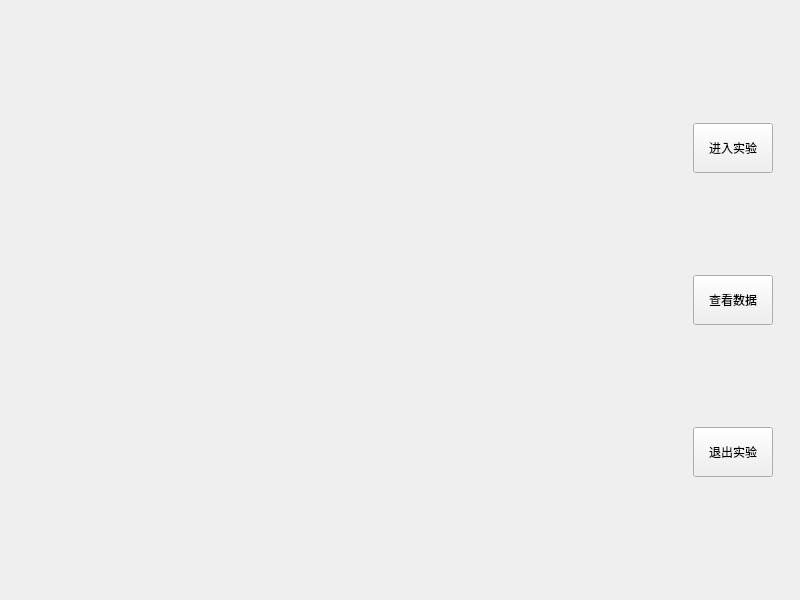
Old version of the form forms/mainwindow.ui in the repository ratio-dd/PLC.
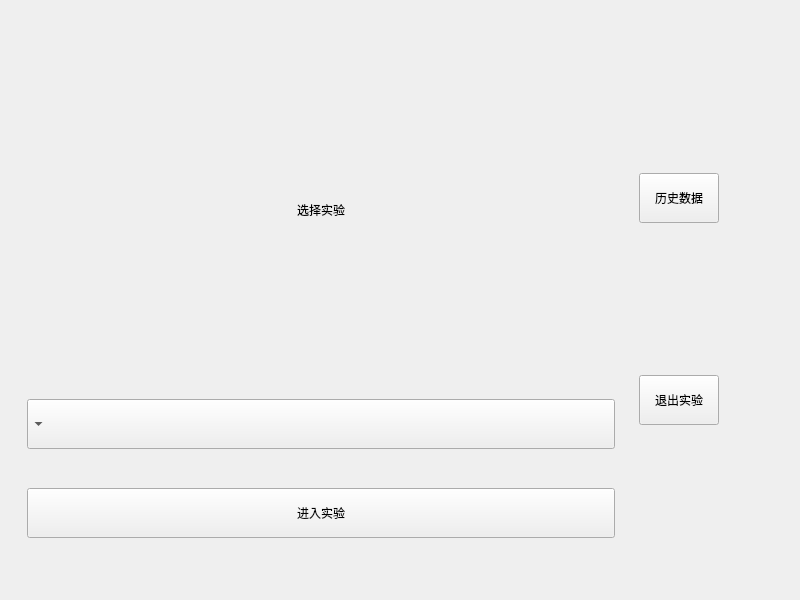
New version of the form. Custom widgets are drawn as their Qt base class.

Commit message: Add exp select box

Diff of the .ui file:
```diff
--- a/forms/mainwindow.ui
+++ b/forms/mainwindow.ui
@@ -24,39 +24,67 @@
        <number>0</number>
       </property>
       <widget class="QWidget" name="defultPage">
-       <layout class="QHBoxLayout" name="horizontalLayout_2">
+       <layout class="QHBoxLayout" name="horizontalLayout_2" stretch="4,1">
         <item>
          <widget class="QWidget" name="widget" native="true">
           <property name="sizePolicy">
            <sizepolicy hsizetype="Preferred" vsizetype="Preferred">
             <horstretch>5</horstretch>
-            <verstretch>0</verstretch>
-           </sizepolicy>
-          </property>
-         </widget>
-        </item>
-        <item>
-         <widget class="QWidget" name="defultButtonWidget" native="true">
-          <property name="sizePolicy">
-           <sizepolicy hsizetype="Preferred" vsizetype="Preferred">
-            <horstretch>1</horstretch>
-            <verstretch>0</verstretch>
+            <verstretch>3</verstretch>
            </sizepolicy>
           </property>
           <property name="layoutDirection">
            <enum>Qt::RightToLeft</enum>
           </property>
-          <layout class="QVBoxLayout" name="verticalLayout">
+          <layout class="QVBoxLayout" name="verticalLayout_2" stretch="1,3,1">
            <item>
-            <widget class="QPushButton" name="enterExpButton">
+            <widget class="QLabel" name="label1">
              <property name="sizePolicy">
-              <sizepolicy hsizetype="Fixed" vsizetype="Preferred">
+              <sizepolicy hsizetype="Preferred" vsizetype="Fixed">
                <horstretch>0</horstretch>
                <verstretch>0</verstretch>
               </sizepolicy>
              </property>
              <property name="minimumSize">
               <size>
+               <width>300</width>
+               <height>300</height>
+              </size>
+             </property>
+             <property name="text">
+              <string>选择实验</string>
+             </property>
+             <property name="alignment">
+              <set>Qt::AlignCenter</set>
+             </property>
+            </widget>
+           </item>
+           <item>
+            <widget class="QComboBox" name="expSelectComboBox">
+             <property name="minimumSize">
+              <size>
+               <width>0</width>
+               <height>50</height>
+              </size>
+             </property>
+             <property name="editable">
+              <bool>false</bool>
+             </property>
+             <property name="currentText">
+              <string/>
+             </property>
+             <property name="iconSize">
+              <size>
+               <width>30</width>
+               <height>30</height>
+              </size>
+             </property>
+            </widget>
+           </item>
+           <item>
+            <widget class="QPushButton" name="enterExpButton">
+             <property name="minimumSize">
+              <size>
                <width>0</width>
                <height>50</height>
               </size>
@@ -72,6 +100,21 @@
              </property>
             </widget>
            </item>
+          </layout>
+         </widget>
+        </item>
+        <item>
+         <widget class="QWidget" name="defultButtonWidget" native="true">
+          <property name="sizePolicy">
+           <sizepolicy hsizetype="Preferred" vsizetype="Preferred">
+            <horstretch>1</horstretch>
+            <verstretch>0</verstretch>
+           </sizepolicy>
+          </property>
+          <property name="layoutDirection">
+           <enum>Qt::LeftToRight</enum>
+          </property>
+          <layout class="QVBoxLayout" name="verticalLayout">
            <item>
             <widget class="QPushButton" name="viewDataButton">
              <property name="sizePolicy">
@@ -93,7 +136,7 @@
               </size>
              </property>
              <property name="text">
-              <string>查看数据</string>
+              <string>历史数据</string>
              </property>
             </widget>
            </item>
```
Left out of the diff: 2 changed lines with no effect on the pictures. The commit also changes 3 other files.
